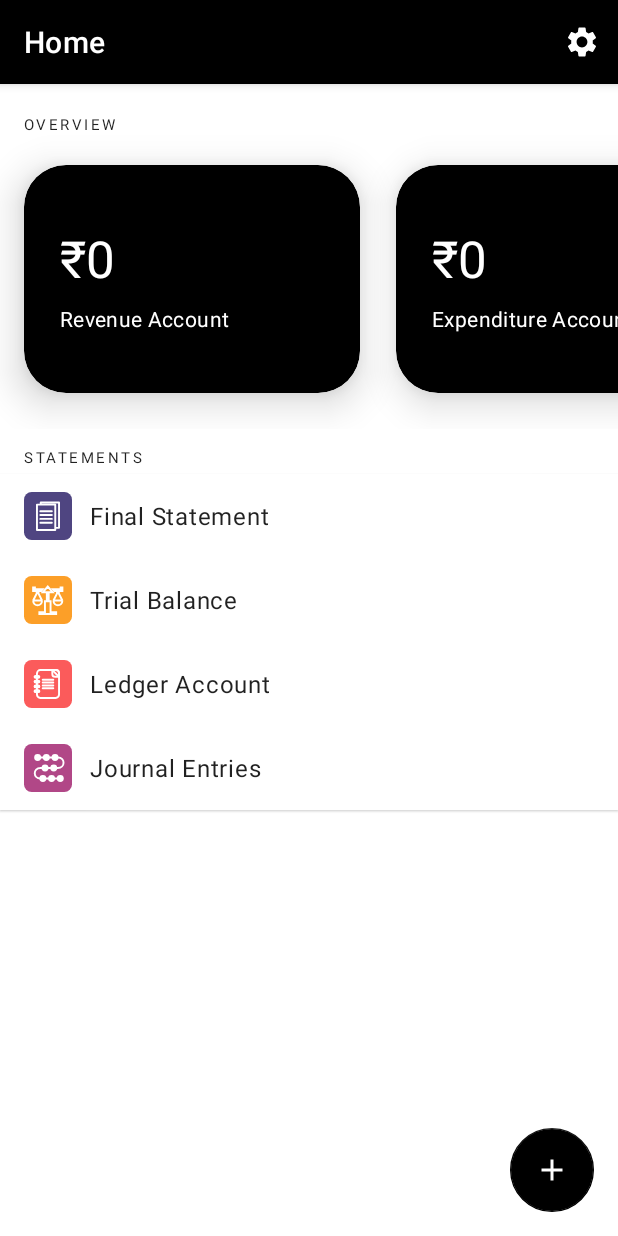
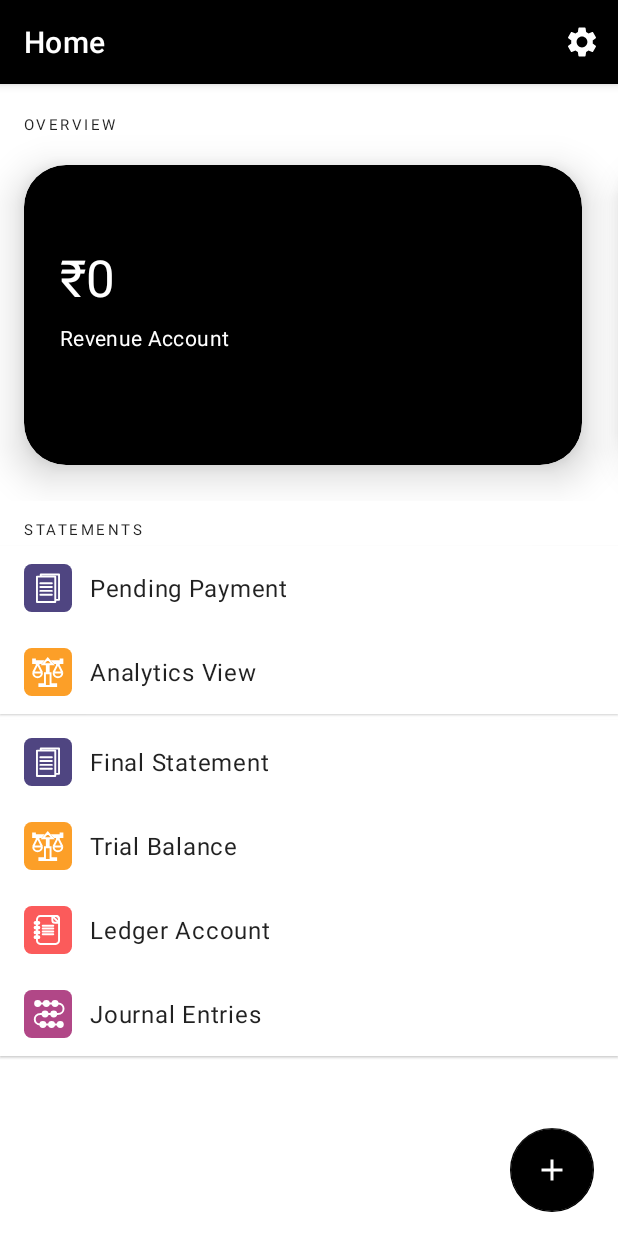
Before and after one commit to Harshu467/Personal_Expense_Manager, an Android app: the MainActivity screen opened directly, with no data from a screen before it, on a phone screen of 412 x 824 dp. Run offline under Robolectric (Android 15) with nearby library versions, the phone set to English and light mode, and no system bars; our stand-ins replace Room's generated code.

Commit message:
Added Pending payment and Analytics view

```diff
--- a/app/src/main/res/layout/activity_main.xml
+++ b/app/src/main/res/layout/activity_main.xml
@@ -43,7 +43,7 @@
         android:paddingEnd="4dp"
 
         tools:listitem="@layout/overview_balance_card"
-        tools:itemCount="2"
+        tools:itemCount="1"
         android:orientation="horizontal"
         app:layoutManager="androidx.recyclerview.widget.LinearLayoutManager"
 
@@ -71,6 +71,61 @@
             android:layout_marginStart="16dp"
             android:layout_marginEnd="16dp"
             android:textAppearance="?attr/textAppearanceOverline" />
+
+        <com.google.android.material.card.MaterialCardView
+                android:id="@+id/Pending_Payment_button"
+                android:layout_width="match_parent"
+                android:layout_height="wrap_content"
+                android:clickable="true"
+                android:focusable="true"
+                android:layout_marginTop="4dp"
+                app:cardCornerRadius="0dp">
+            <LinearLayout
+                    android:layout_width="match_parent"
+                    android:layout_height="match_parent"
+                    android:paddingHorizontal="16dp"
+                    android:paddingVertical="12dp">
+                <ImageView
+                        android:layout_width="32dp"
+                        android:layout_height="32dp"
+                        android:layout_gravity="center"
+                        android:src="@drawable/ic_final_statement_icon" />
+                <TextView
+                        android:layout_width="wrap_content"
+                        android:layout_height="wrap_content"
+                        android:text="@string/pending_payment"
+                        android:layout_marginStart="12dp"
+                        android:layout_gravity="center"
+                        android:textAppearance="?attr/textAppearanceBody1" />
+            </LinearLayout>
+        </com.google.android.material.card.MaterialCardView>
+
+        <com.google.android.material.card.MaterialCardView
+                android:id="@+id/analytics_button"
+                android:layout_width="match_parent"
+                android:layout_height="wrap_content"
+                android:clickable="true"
+                android:focusable="true"
+                app:cardCornerRadius="0dp">
+            <LinearLayout
+                    android:layout_width="match_parent"
+                    android:layout_height="match_parent"
+                    android:paddingHorizontal="16dp"
+                    android:paddingVertical="12dp">
+                <ImageView
+                        android:layout_width="32dp"
+                        android:layout_height="32dp"
+                        android:layout_gravity="center"
+                        android:src="@drawable/ic_trial_balance_icon" />
+                <TextView
+                        android:layout_width="wrap_content"
+                        android:layout_height="wrap_content"
+                        android:text="@string/analytics_balance"
+                        android:layout_marginStart="12dp"
+                        android:layout_gravity="center"
+                        android:textAppearance="?attr/textAppearanceBody1" />
+            </LinearLayout>
+        </com.google.android.material.card.MaterialCardView>
 
         <com.google.android.material.card.MaterialCardView
             android:id="@+id/final_statement_button"
--- a/app/src/main/res/layout/overview_balance_card.xml
+++ b/app/src/main/res/layout/overview_balance_card.xml
@@ -3,8 +3,8 @@
 <com.google.android.material.card.MaterialCardView
         xmlns:android="http://schemas.android.com/apk/res/android"
         xmlns:app="http://schemas.android.com/apk/res-auto"
-    android:layout_width="224dp"
-    android:layout_height="152dp"
+        android:layout_width="match_parent"
+        android:layout_height="200dp"
         android:layout_marginStart="4dp"
         android:layout_marginEnd="20dp"
         android:layout_marginTop="20dp"
@@ -15,8 +15,8 @@
         style="@style/CardView.DarkModeBorder">
 
     <LinearLayout
-        android:layout_width="match_parent"
-        android:layout_height="match_parent"
+            android:layout_width="378dp"
+            android:layout_height="177dp"
             android:orientation="vertical"
             android:gravity="center_vertical"
             android:padding="24dp">
--- a/app/src/main/res/values/strings.xml
+++ b/app/src/main/res/values/strings.xml
@@ -134,10 +134,11 @@
     <string name="select_ledger">Select Ledger</string>
     <string name="settings">Settings</string>
     <string name="setup">Setup</string>
+    <string name="pending_payment">Pending Payment</string>
     <string name="overview_section">Overview</string>
     <string name="statement_section">Statements</string>
     <string name="trial_balance">Trial Balance</string>
-    <string name="made_in_india">Made with ❤️ in India</string>
+    <string name="analytics_balance">Analytics View</string>
 
     <string-array name="ledger_types">
         <item>Revenue Account</item>
--- a/app/src/main/res/xml/preferences.xml
+++ b/app/src/main/res/xml/preferences.xml
@@ -90,29 +90,6 @@
             app:useSimpleSummaryProvider="true"/>
     </PreferenceCategory>
 
-    <PreferenceCategory
-        app:icon="@drawable/ic_info"
-        app:title="@string/info_pref_category">
-
-        <Preference
-            app:title="@string/build_version_label"
-            app:summary="@string/build_version"/>
-
-        <Preference
-            app:title="@string/developer_label"
-            app:summary="@string/developer_github_label"/>
-
-    </PreferenceCategory>
-
-    <PreferenceCategory
-        app:icon="@drawable/ic_warning"
-        app:title="@string/action_pref_category">
-        <Preference
-            app:title="@string/send_feedback_label"
-            app:summary="@string/send_feedback_summary"/>
-        <Preference
-            app:title="@string/reset_books"/>
-    </PreferenceCategory>
 
 
 </PreferenceScreen>
```
Lines whose indentation alone changed are shown as unchanged.
